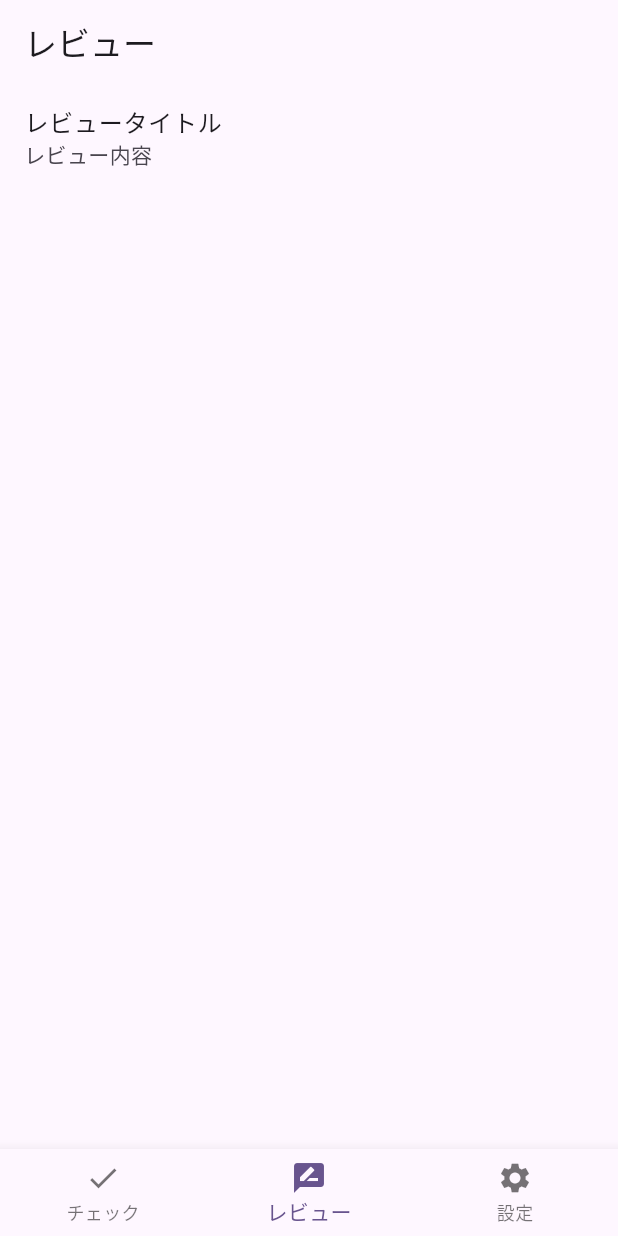
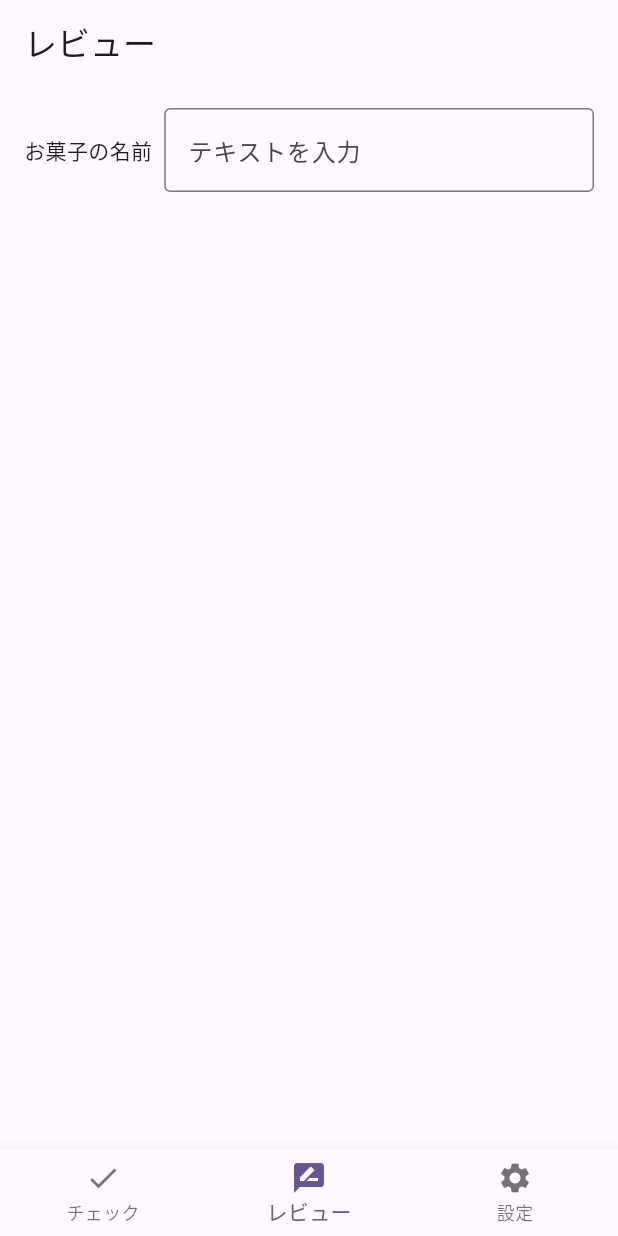
Before and after one commit to Yuki-Naka-Sharing-Study/OkashiReviewAppFlutter, a Flutter app: the screen it shows after launch, item 2 of the bottom bar chosen, on a phone screen of 412 x 824 dp. Run offline on Flutter 3.47's test engine with Material 3 defaults, Android fonts, the phone set to English and light mode, and no system bars.

Commit message:
Implemented “name of candy” and “enter text.” in review_screen.

```diff
--- a/lib/features/review/presentation/review_screen.dart
+++ b/lib/features/review/presentation/review_screen.dart
@@ -6,19 +6,36 @@ class ReviewScreen extends StatefulWidget {
 }
 
 class _ReviewScreenState extends State<ReviewScreen> {
+  final TextEditingController _controller = TextEditingController();
+
   @override
   Widget build(BuildContext context) {
     return Scaffold(
       appBar: AppBar(
-        title: Text("レビュー"),
+        title: const Text("レビュー"),
       ),
-      body: ListView(
-        children: [
-          ListTile(
-            title: Text("レビュータイトル"),
-            subtitle: Text("レビュー内容"),
-          )
-        ],
+      body: Padding(
+        padding: const EdgeInsets.all(16.0),
+        child: Column(
+          crossAxisAlignment: CrossAxisAlignment.start,
+          children: [
+            Row(
+              children: [
+                const Text("お菓子の名前"),
+                const SizedBox(width: 8),
+                Expanded(
+                  child: TextField(
+                    controller: _controller,
+                    decoration: const InputDecoration(
+                      border: OutlineInputBorder(),
+                      labelText: 'テキストを入力',
+                    ),
+                  ),
+                ),
+              ],
+            )
+          ],
+        ),
       ),
     );
   }
--- a/lib/main.dart
+++ b/lib/main.dart
@@ -16,7 +16,7 @@ class MyApp extends StatelessWidget {
         colorScheme: ColorScheme.fromSeed(seedColor: Colors.deepPurple),
         useMaterial3: true,
       ),
-      home: BottomNavBar(), // `MyHomePage` ではなく `BottomNavBar` に変更
+      home: BottomNavBar(),
     );
   }
 }
```
